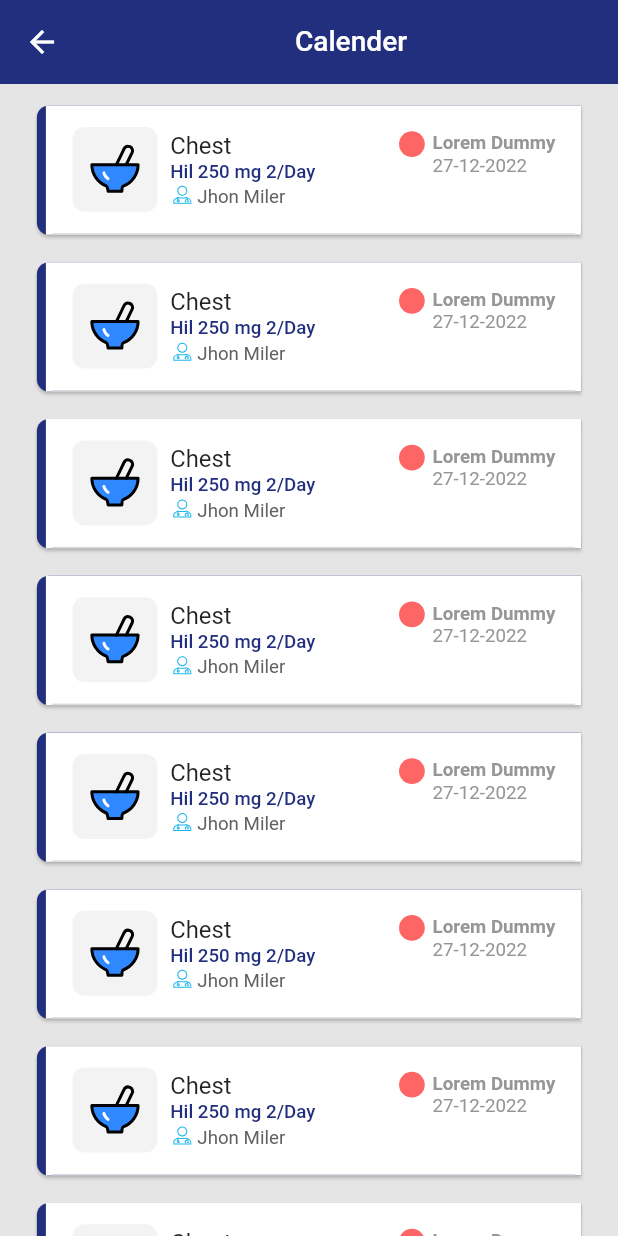
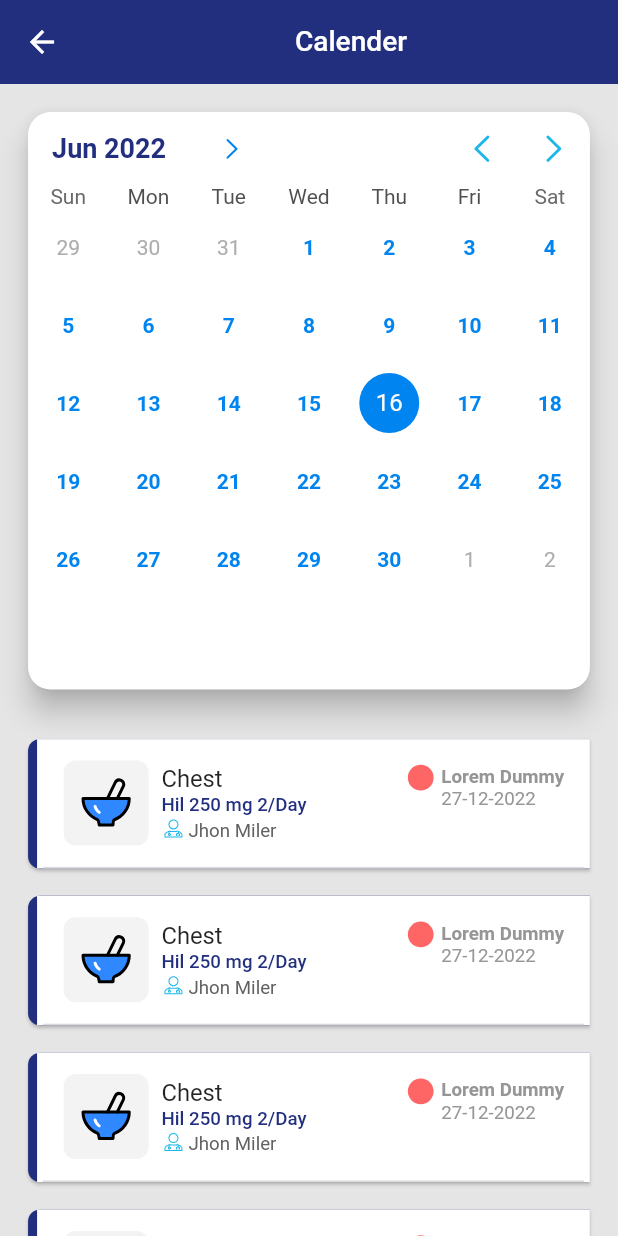
Before and after one commit to vishal88patel/ehr_flutter, a Flutter app: the SchedualScreen screen opened directly, on a phone screen of 412 x 824 dp. Run offline on Flutter 3.47's test engine with Material 2 defaults, Android fonts, the phone set to English and light mode, and no system bars; drawn by our look-alikes of flutter_slidable, table_calendar; our stand-ins replace connectivity_plus, flip_card, flutter_svg, fluttertoast, google_fonts, page_transition and 4 more; accounts and stored records are empty; Roboto replaces fonts that are missing (Heebo).

Commit message:
ravi 16-06 commit

```diff
--- a/lib/View/Screens/add_shedule_screen.dart
+++ b/lib/View/Screens/add_shedule_screen.dart
@@ -3,6 +3,7 @@ import 'package:flutter/material.dart';
 import 'package:flutter_svg/svg.dart';
 import 'package:google_fonts/google_fonts.dart';
 
+import '../../CustomWidgets/custom_calender.dart';
 import '../../CustomWidgets/custom_textform_field.dart';
 import '../../Utils/dimensions.dart';
 import '../../Utils/navigation_helper.dart';
@@ -39,7 +40,10 @@ class _AddSheduleScreenState extends State<AddSheduleScreen> {
         child: Column(
           mainAxisAlignment: MainAxisAlignment.start,
           children: [
-            SizedBox(height: D.H / 2),
+            Padding(
+              padding: EdgeInsets.all(D.W/28),
+              child: CustomCalender(),
+            ),
             Container(
               color: ColorConstants.lightPurple,
               child: Column(
--- a/lib/View/Screens/schedual_screen.dart
+++ b/lib/View/Screens/schedual_screen.dart
@@ -3,6 +3,7 @@ import 'package:flutter/material.dart';
 import 'package:flutter_svg/svg.dart';
 import 'package:google_fonts/google_fonts.dart';
 import 'package:flutter_slidable/flutter_slidable.dart';
+import '../../CustomWidgets/custom_calender.dart';
 import '../../CustomWidgets/custom_textform_field.dart';
 import '../../Utils/dimensions.dart';
 import '../../Utils/navigation_helper.dart';
@@ -32,8 +33,14 @@ class _SchedualScreenState extends State<SchedualScreen> {
             )),
       ),
       backgroundColor: ColorConstants.background,
-      body:Container(
-        child: ListView.builder(
+      body:SingleChildScrollView(
+        child: Column(
+          children: [
+            Padding(
+              padding: EdgeInsets.all(D.W/28),
+              child: CustomCalender(),
+            ),
+            ListView.builder(
                 physics: BouncingScrollPhysics(),
                 itemCount: 10,
                 shrinkWrap: true,
@@ -44,7 +51,7 @@ class _SchedualScreenState extends State<SchedualScreen> {
                       motion: ScrollMotion(),
                       children: [
                         Padding(
-                      padding:EdgeInsets.only(left: 0,right: 0),
+                          padding:EdgeInsets.only(left: 0,right: 0,top: D.W/28,bottom: D.W/100),
                           child: Container(
                             width: 33,
                             child: Center(
@@ -59,7 +66,7 @@ class _SchedualScreenState extends State<SchedualScreen> {
                           ),
                         ),
                         Padding(
-                      padding:EdgeInsets.only(right: D.W/18,left: 0),
+                          padding:EdgeInsets.only(left: 0,right: 0,top: D.W/28,bottom: D.W/100),
                           child: Container(
                             width: 33,
                             child: Center(
@@ -76,7 +83,7 @@ class _SchedualScreenState extends State<SchedualScreen> {
                       ],
                     ),
                     child: Padding(
-                  padding: EdgeInsets.only(left: D.W/20,right: D.W/20,top: D.W/40),
+                      padding: EdgeInsets.only(left:D.W/28,right:D.W/28,top: D.W/40),
                       child: Card(
                         color: ColorConstants.blueBtn,
                         shape: const RoundedRectangleBorder(
@@ -220,6 +227,8 @@ class _SchedualScreenState extends State<SchedualScreen> {
                     ),
                   );
                 }),
+          ],
+        ),
       )
     );
   }
--- a/lib/View/Screens/splash_screen.dart
+++ b/lib/View/Screens/splash_screen.dart
@@ -71,7 +71,7 @@ class _SplashScreenState extends State<SplashScreen> {
     //   });
     // }
     await Future.delayed(Duration(milliseconds: 2000), () {
-      NavigationHelpers.redirectFromSplash(context, SchedualScreen());
+      NavigationHelpers.redirectFromSplash(context, AddSheduleScreen());
     });
   }
 
```
Also changed, not shown: pubspec.lock. Lines whose indentation alone changed are shown as unchanged.
